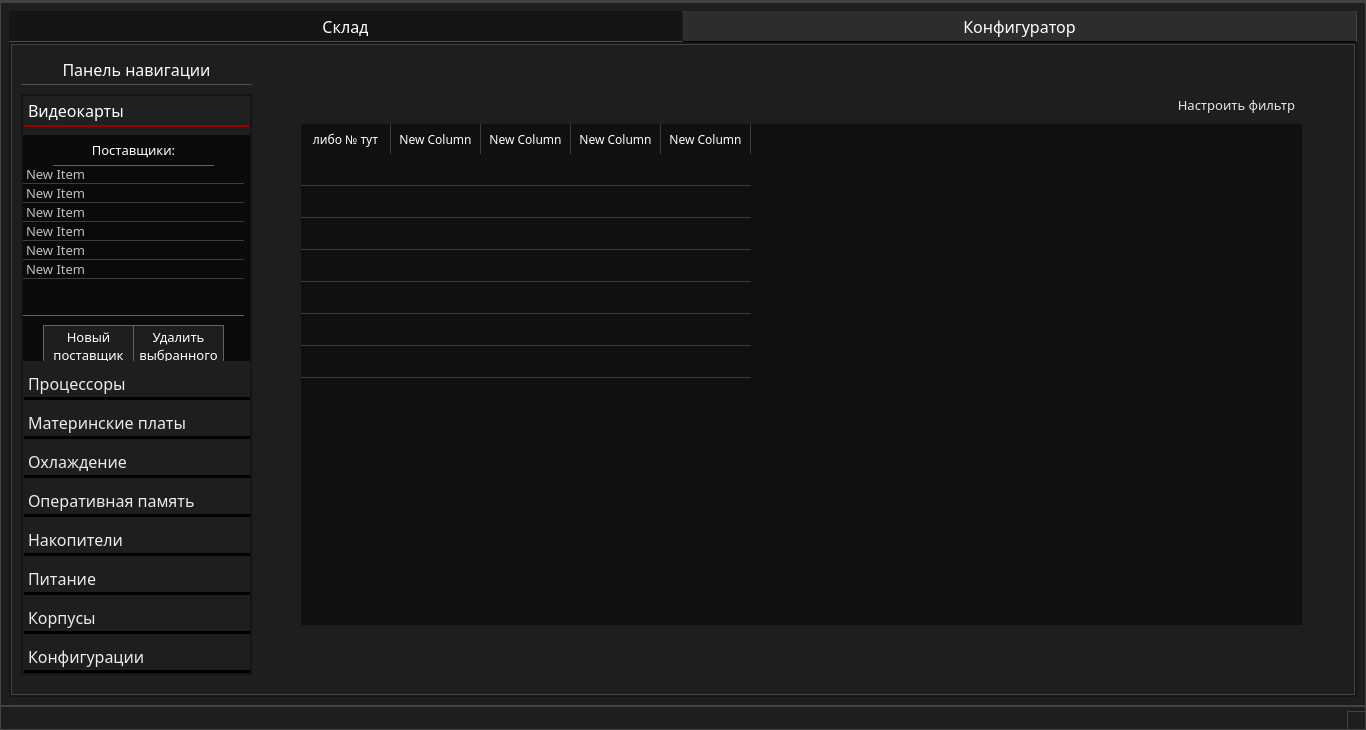
The window that ui/main_interface.ui (marginalprog/git_pcconf) describes before a commit, drawn with Qt 5.
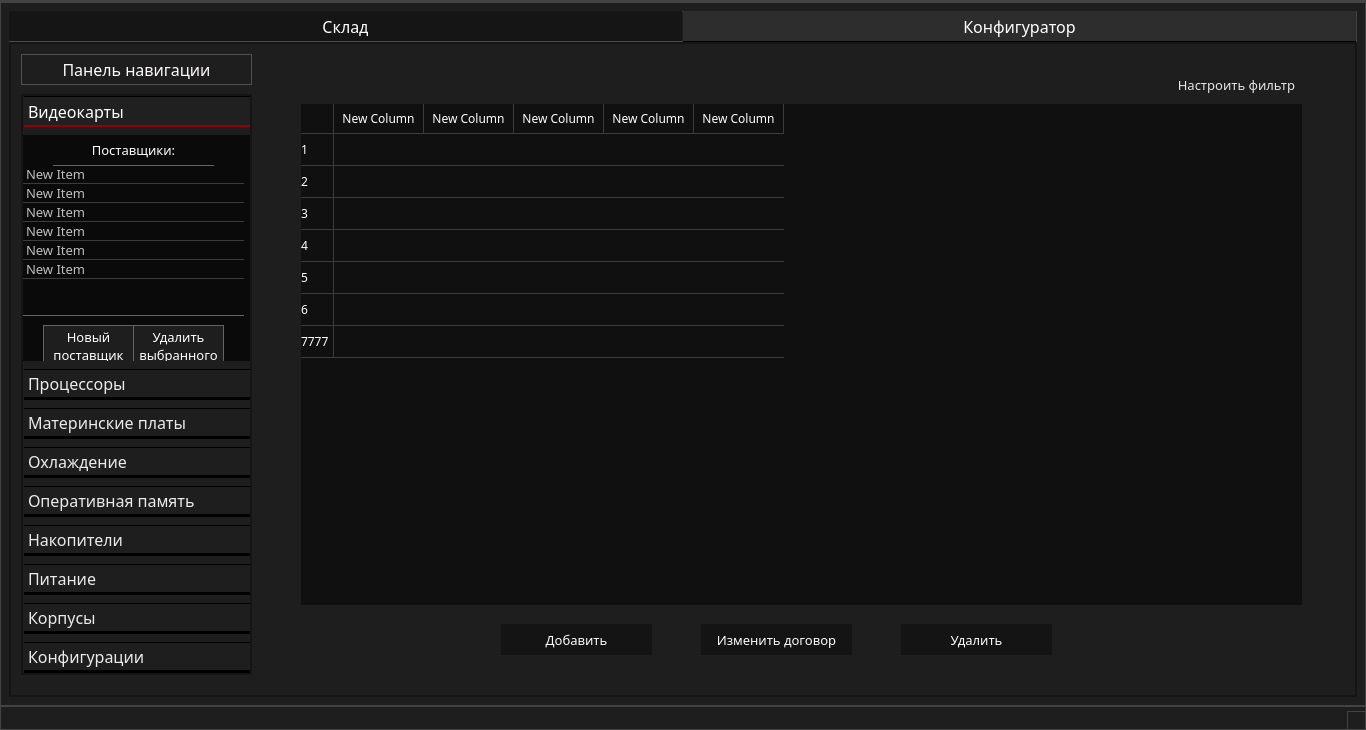
The same window after the commit. The open tabs and pages were chosen to show the change. Icons and pictures are not drawn.

The edit to the form file:
```diff
--- a/ui/main_interface.ui
+++ b/ui/main_interface.ui
@@ -86,6 +86,9 @@
        <bool>false</bool>
       </property>
       <widget class="QWidget" name="sklad">
+       <property name="styleSheet">
+        <string notr="true">border:0px;</string>
+       </property>
        <attribute name="title">
         <string>Склад</string>
        </attribute>
@@ -125,6 +128,7 @@
 	margin-left: 1px;
 	left: -1px;
 	color: rgb(235, 235, 235);
+	border-top: 1px solid;
 	border-bottom: 3px solid;
 	
 }
@@ -609,8 +613,7 @@
         <property name="styleSheet">
          <string notr="true">background-color: rgb(30,30,30);
 color: #fffafa;
-border: 0px;
-border-bottom: 1px solid  rgb(80,80,80);
+border: 1px solid  rgb(80,80,80);
 </string>
         </property>
         <property name="text">
@@ -624,7 +627,7 @@
         <property name="geometry">
          <rect>
           <x>1160</x>
-          <y>50</y>
+          <y>30</y>
           <width>131</width>
           <height>21</height>
          </rect>
@@ -659,7 +662,7 @@
         <property name="geometry">
          <rect>
           <x>290</x>
-          <y>80</y>
+          <y>60</y>
           <width>1001</width>
           <height>501</height>
          </rect>
@@ -689,32 +692,34 @@
 	min-width: 30px;	
 	min-height: 30px;
 	font-family: Montserrat SemiBold;
+	qproperty-defaultAlignment: AlignVCenter;
 }
 
+
 QHeaderView::section
 {
 	background-color: #101010;
 	border: 0px solid white;
-	border-bottom: 0px solid rgb(60,60,60);
-	border-right: 1px solid rgb(60,60,60);
-	min-height: 25px;
-	color: #dddddd;
-	font-size: 12px;
-    color: white;
-	selection-background-color:#ffc0cb;
-}
-
-QHeaderView::section:hover {
-   color: white;
-	background-color: rgb(80,80,80);
-}
-
-QTableWidget QTableCornerButton::section
-{
-	background-color: #101010;
-	border: 0px solid;
 	border-bottom: 1px solid rgb(60,60,60);
 	border-right: 1px solid rgb(60,60,60);
+	min-height: 25px;
+	color: #dddddd;
+	font-size: 12px;
+    color: white;
+	selection-background-color:#ffc0cb;
+}
+
+QHeaderView::section:hover {
+   color: white;
+	background-color: rgb(80,80,80);
+}
+
+QTableWidget QTableCornerButton::section
+{
+	background-color: #101010;
+	border: 0px;
+	border-bottom: 1px  solid rgb(60,60,60);
+    border-right: 1px  solid rgb(60,60,60);
 }
 
 QTableWidget::item
@@ -730,7 +735,6 @@
 	background-color: #101010;
 	color: #dddddd;
 	border: 0px solid #434343;
-
 }
 
 QTableWidget::item:hover {
@@ -854,7 +858,7 @@
          <number>44</number>
         </attribute>
         <attribute name="verticalHeaderVisible">
-         <bool>false</bool>
+         <bool>true</bool>
         </attribute>
         <attribute name="verticalHeaderDefaultSectionSize">
          <number>32</number>
@@ -899,7 +903,7 @@
         </row>
         <column>
          <property name="text">
-          <string>либо № тут</string>
+          <string>New Column</string>
          </property>
          <property name="font">
           <font>
@@ -928,6 +932,104 @@
          </property>
         </column>
        </widget>
+       <widget class="QPushButton" name="btnAdd">
+        <property name="geometry">
+         <rect>
+          <x>490</x>
+          <y>580</y>
+          <width>151</width>
+          <height>31</height>
+         </rect>
+        </property>
+        <property name="font">
+         <font>
+          <family>Montserrat Medium</family>
+          <pointsize>10</pointsize>
+         </font>
+        </property>
+        <property name="styleSheet">
+         <string notr="true">QPushButton{
+background-color: rgb(20,20,20);
+color: #fffafa;
+}
+
+QPushButton::hover
+{
+background-color: rgb(40,40,40);
+border-color: rgb(40,40,40);
+border-bottom: 1px solid  green;
+}
+</string>
+        </property>
+        <property name="text">
+         <string>Добавить</string>
+        </property>
+       </widget>
+       <widget class="QPushButton" name="btnDelete">
+        <property name="geometry">
+         <rect>
+          <x>890</x>
+          <y>580</y>
+          <width>151</width>
+          <height>31</height>
+         </rect>
+        </property>
+        <property name="font">
+         <font>
+          <family>Montserrat Medium</family>
+          <pointsize>10</pointsize>
+         </font>
+        </property>
+        <property name="styleSheet">
+         <string notr="true">QPushButton{
+background-color: rgb(20,20,20);
+color: #fffafa;
+}
+
+QPushButton::hover
+{
+background-color: rgb(40,40,40);
+border-color: rgb(40,40,40);
+color:  red;
+border-bottom: 1px solid  red;
+}</string>
+        </property>
+        <property name="text">
+         <string>Удалить</string>
+        </property>
+       </widget>
+       <widget class="QPushButton" name="btnChange">
+        <property name="geometry">
+         <rect>
+          <x>690</x>
+          <y>580</y>
+          <width>151</width>
+          <height>31</height>
+         </rect>
+        </property>
+        <property name="font">
+         <font>
+          <family>Montserrat Medium</family>
+          <pointsize>10</pointsize>
+         </font>
+        </property>
+        <property name="styleSheet">
+         <string notr="true">QPushButton{
+background-color: rgb(20,20,20);
+color: #fffafa;
+}
+
+QPushButton::hover
+{
+background-color: rgb(40,40,40);
+border-color: rgb(40,40,40);
+border-bottom: 1px solid  yellow;
+}</string>
+        </property>
+        <property name="text">
+         <string>Изменить договор</string>
+        </property>
+       </widget>
       </widget>
       <widget class="QWidget" name="configurator">
        <attribute name="title">
```
Left out of the diff: 109 changed lines with no effect on the pictures.
